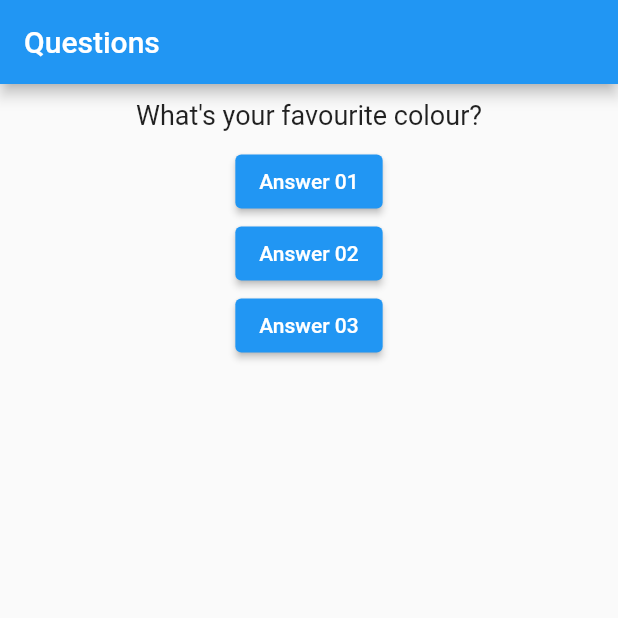
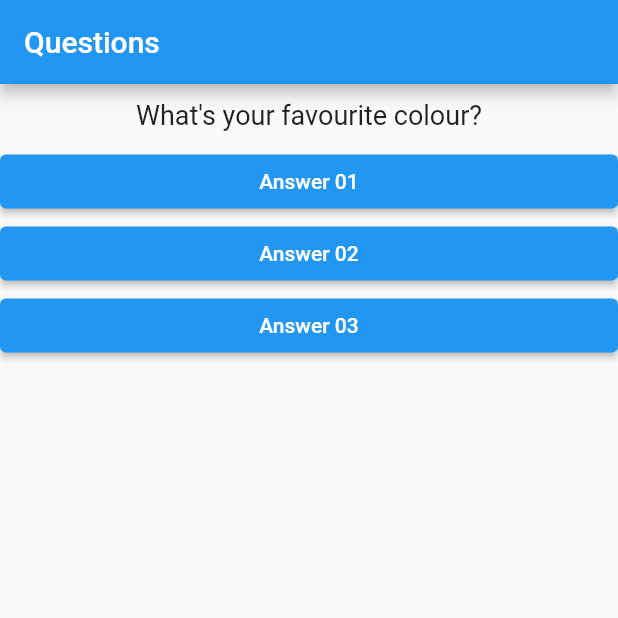
Before and after one commit to fbomateus/Simple-Survey-Questionnaire, a Flutter app: the screen it shows after launch, on a phone screen of 412 x 824 dp, the top half of it. Run offline on Flutter 3.47's test engine with Material 2 defaults, Android fonts, the light colour scheme and no system bars.

Commit message:
adding external 'answer' component

```diff
--- /dev/null
+++ b/lib/answer.dart
@@ -0,0 +1,23 @@
+import 'package:flutter/material.dart';
+
+class Answer extends StatelessWidget {
+  final String answer;
+  final void Function() onSelect;
+
+  Answer(this.answer, this.onSelect);
+
+  @override
+  Widget build(BuildContext context) {
+    return Container(
+      width: double.infinity,
+      child: ElevatedButton(
+        child: Text(answer),
+        style: ElevatedButton.styleFrom(
+          primary: Colors.blue,
+          onPrimary: Colors.white,
+        ),
+        onPressed: onSelect,
+      ),
+    );
+  }
+}
--- a/lib/main.dart
+++ b/lib/main.dart
@@ -1,5 +1,6 @@
 import 'package:flutter/material.dart';
 import './question.dart';
+import './answer.dart';
 
 main() => runApp(SurveyQuetionnaireApp());
 
@@ -10,7 +11,6 @@ class _SurveyQuetionnaireAppState extends State<SurveyQuetionnaireApp> {
     setState(() {
       _selectedQuestion++;
     });
-    print(_selectedQuestion);
   }
 
   @override
@@ -28,9 +28,9 @@ class _SurveyQuetionnaireAppState extends State<SurveyQuetionnaireApp> {
         body: Column(
           children: [
             Question(questions[_selectedQuestion]),
-            ElevatedButton(onPressed: _answer, child: Text('Answer 01')),
-            ElevatedButton(onPressed: _answer, child: Text('Answer 02')),
-            ElevatedButton(onPressed: _answer, child: Text('Answer 03')),
+            Answer('Answer 01', _answer),
+            Answer('Answer 02', _answer),
+            Answer('Answer 03', _answer),
           ],
         ),
       ),
--- a/lib/question.dart
+++ b/lib/question.dart
@@ -1,9 +1,9 @@
 import 'package:flutter/material.dart';
 
 class Question extends StatelessWidget {
-  final String text;
+  final String question;
 
-  Question(this.text);
+  Question(this.question);
 
   @override
   Widget build(BuildContext context) {
@@ -11,7 +11,7 @@ class Question extends StatelessWidget {
       width: double.infinity,
       margin: EdgeInsets.all(10),
       child: Text(
-        text,
+        question,
         style: TextStyle(fontSize: 18),
         textAlign: TextAlign.center,
       ),
```
